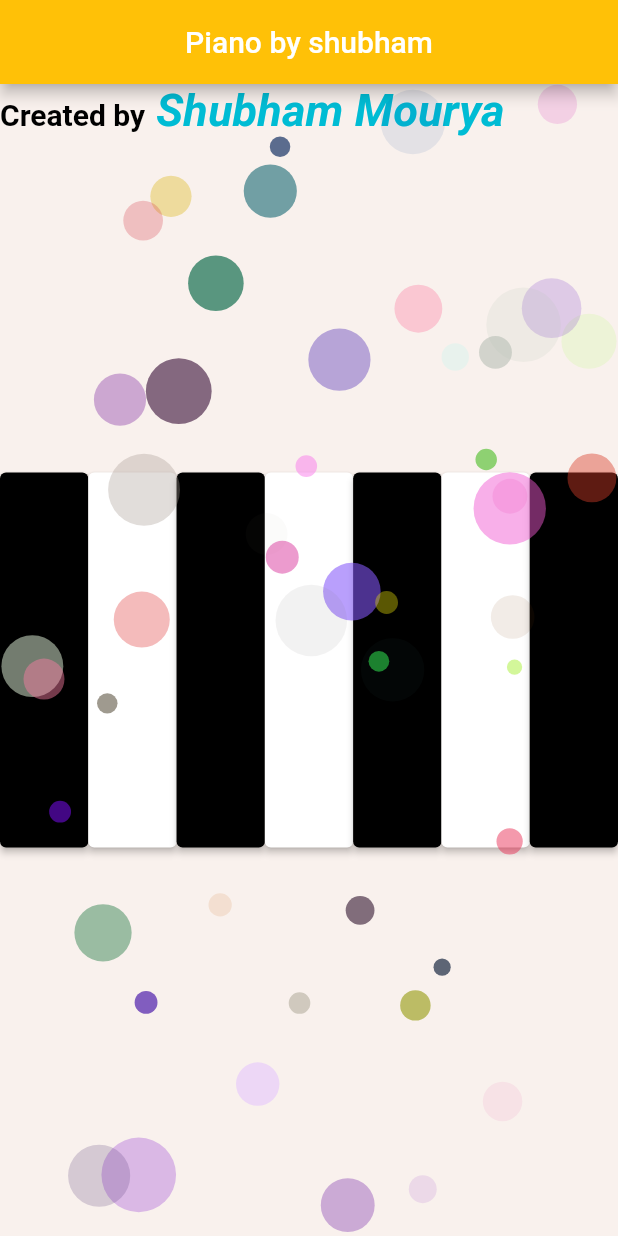
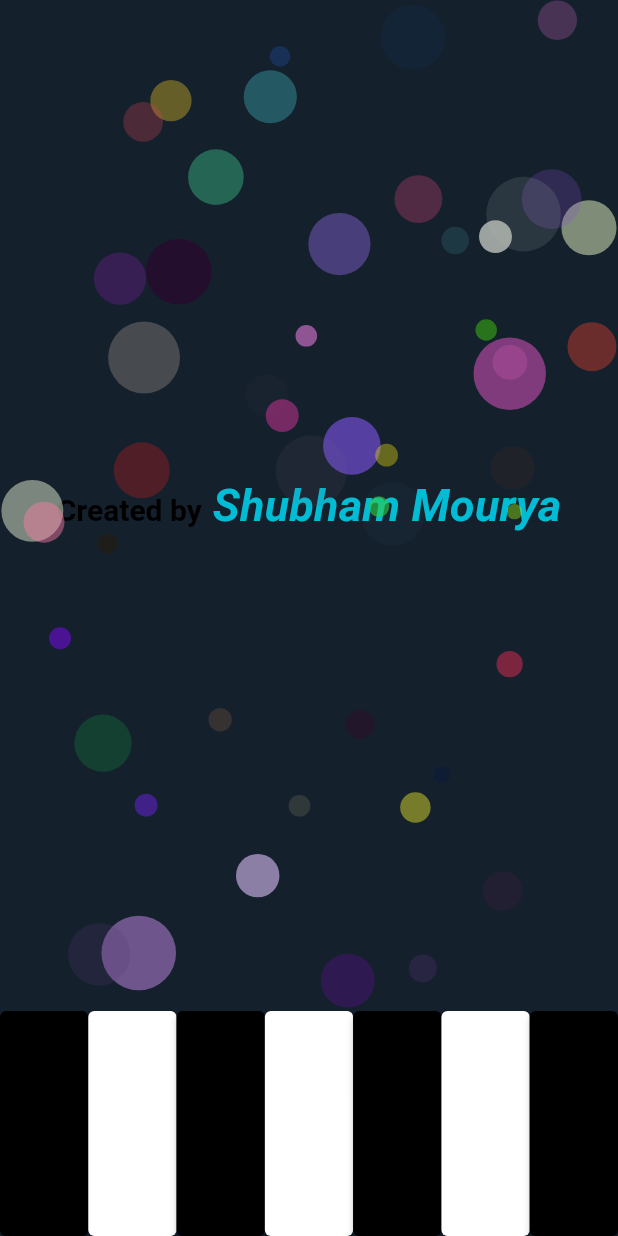
Before and after one commit to shubhamgitvns/Instrument-App, a Flutter app: the screen it shows after launch, on a phone screen of 412 x 824 dp. Run offline on Flutter 3.47's test engine with Material 2 defaults, Android fonts, the phone set to English and light mode, and no system bars; our stand-ins replace audioplayers.

Commit message:
bubble shift in background

```diff
--- a/lib/main.dart
+++ b/lib/main.dart
@@ -1,3 +1,4 @@
+
 import 'dart:math';
 
 import 'package:flutter/material.dart';
@@ -29,14 +30,8 @@ void main() async {
     MaterialApp(
       debugShowCheckedModeBanner: false,
       home: Scaffold(
-        appBar: AppBar(
-          backgroundColor: Colors.amber,
-          title: Text("Piano by shubham"),
-          centerTitle: true,
-        ),
         body: Container(
-
-           color: const Color(0xddd5000),
+          color: const Color(0xFF15202D),
           child: const SizedBox.expand(
             child: VariousDiscs(50),
           ),
@@ -64,196 +59,53 @@ class _VariousDiscsState extends State<VariousDiscs> {
     _makeDiscs();
   }
 
-  void _makeDiscs() async {
-    _discs.clear();
-    for (int i = 0; i < widget.numberOfDiscs; i++) {
-      _discs.add(DiscData());
-    }
-    await Future.delayed(const Duration(seconds: 2));
+  void _makeDiscs() {
     _discs.clear();
     for (int i = 0; i < widget.numberOfDiscs; i++) {
       _discs.add(DiscData());
     }
   }
-
+double buttonheight=150;
   @override
   Widget build(BuildContext context) {
-    return Stack(
-      children: [
-        Row(
-          children:  [
-
-    RichText(
-    text: TextSpan(
-
-      style: DefaultTextStyle.of(context).style,
-      children: const <TextSpan>[
-        TextSpan(text: 'Created by', style: TextStyle(fontWeight: FontWeight.bold,fontSize: 20,color: Colors.black)),
-        TextSpan(text: ' Shubham Mourya',style: TextStyle(fontWeight: FontWeight.bold,fontStyle: FontStyle.italic,fontSize: 30,color: Colors.cyan)),
-
-
-          ],
-        ),
-    ),
-        ]
-        ),
-        Center(
-          child: Row(
+    return Column(
+      mainAxisAlignment: MainAxisAlignment.end,
+        crossAxisAlignment: CrossAxisAlignment.start,
         children: [
       Expanded(
         child: SizedBox(
-                height: 250,
-                child: ElevatedButton(
-                  style:
-                      ElevatedButton.styleFrom(backgroundColor: Colors.black),
-                  onPressed: () {
-                    setState(
-                      () {
-                        _makeDiscs();
-                        // await Future.delayed(Duration(seconds: 2));
-                        //_makeDiscs();
-                      },
-                    );
-                    final player = AudioPlayer();
-                    player.play(AssetSource('note1.wav'));
 
-                    print("Play");
-                  },
-                  child: const Text(
-                    "",
-                    style: TextStyle(color: Colors.teal, fontSize: 20),
+          height: 300,
+          child: Stack(
+            children: [
+
+              Center(
+                child: RichText(
+                  text: TextSpan(
+                    style: DefaultTextStyle.of(context).style,
+                    children: const <TextSpan>[
+                      TextSpan(
+                          text: 'Created by',
+                          style: TextStyle(
+                              fontWeight: FontWeight.bold,
+                              fontSize: 20,
+                              color: Colors.black)),
+                      TextSpan(
+                          text: ' Shubham Mourya',
+                          style: TextStyle(
+                              fontWeight: FontWeight.bold,
+                              fontStyle: FontStyle.italic,
+                              fontSize: 30,
+                              color: Colors.cyan)),
+                    ],
                   ),
-                ),
-              )),
-              Expanded(
-                  child: SizedBox(
-                height: 250,
-                child: ElevatedButton(
-                  style:
-                      ElevatedButton.styleFrom(backgroundColor: Colors.white),
-                  onPressed: () {
-                    setState(() {
-                      _makeDiscs();
-                    });
-                    print("Play");
-                    final player = AudioPlayer();
-                    player.play(AssetSource('note2.wav'));
-                  },
-                  child: const Text(
-                    "",
-                    style: TextStyle(color: Colors.teal, fontSize: 20),
-                  ),
-                ),
-              )),
-              Expanded(
-                  child: SizedBox(
-                height: 250,
-                child: ElevatedButton(
-                  style:
-                      ElevatedButton.styleFrom(backgroundColor: Colors.black),
-                  onPressed: () {
-                    setState(() {
-                      _makeDiscs();
-                    });
-                    print("Play");
-                    final player = AudioPlayer();
-                    player.play(AssetSource('note3.wav'));
-                  },
-                  child: const Text(
-                    "",
-                    style: TextStyle(color: Colors.teal, fontSize: 20),
-                  ),
-                ),
-              )),
-              Expanded(
-                  child: SizedBox(
-                height: 250,
-                child: ElevatedButton(
-                  style:
-                      ElevatedButton.styleFrom(backgroundColor: Colors.white),
-                  onPressed: () {
-                    setState(() {
-                      _makeDiscs();
-                    });
-                    print("Play");
-                    final player = AudioPlayer();
-                    player.play(AssetSource('note4.wav'));
-                  },
-                  child: const Text(
-                    "",
-                    style: TextStyle(color: Colors.teal, fontSize: 20),
-                  ),
-                ),
-              )),
-              Expanded(
-                  child: SizedBox(
-                height: 250,
-                child: ElevatedButton(
-                  style:
-                      ElevatedButton.styleFrom(backgroundColor: Colors.black),
-                  onPressed: () {
-                    setState(() {
-                      _makeDiscs();
-                    });
-                    print("Play");
-                    final player = AudioPlayer();
-                    player.play(AssetSource('note5.wav'));
-                  },
-                  child: const Text(
-                    "",
-                    style: TextStyle(color: Colors.teal, fontSize: 20),
-                  ),
-                ),
-              )),
-              Expanded(
-                  child: SizedBox(
-                height: 250,
-                child: ElevatedButton(
-                  style:
-                      ElevatedButton.styleFrom(backgroundColor: Colors.white),
-                  onPressed: () {
-                    setState(() {
-                      _makeDiscs();
-                    });
-                    print("Play");
-                    final player = AudioPlayer();
-                    player.play(AssetSource('note6.wav'));
-                  },
-                  child: const Text(
-                    "",
-                    style: TextStyle(color: Colors.teal, fontSize: 20),
-                  ),
-                ),
-              )),
-              Expanded(
-                  child: SizedBox(
-                height: 250,
-                child: ElevatedButton(
-                  style:
-                      ElevatedButton.styleFrom(backgroundColor: Colors.black),
-                  onPressed: () {
-                    setState(() {
-                      _makeDiscs();
-                    });
-                    print("Play");
-                    final player = AudioPlayer();
-                    player.play(AssetSource('note7.wav'));
-                  },
-                  child: const Text(
-                    "",
-                    style: TextStyle(color: Colors.teal, fontSize: 20),
-                  ),
-                ),
-              ))
-            ],
                 ),
               ),
               GestureDetector(
                 onTap: () => setState(() {
                   _makeDiscs();
                 }),
-          child: Stack(
-            children: [
+                child: Stack(children: [
                   for (final disc in _discs)
                     Positioned.fill(
                       child: AnimatedAlign(
@@ -271,10 +123,200 @@ class _VariousDiscsState extends State<VariousDiscs> {
                         ),
                       ),
                     ),
+                ]),
+              ),
             ],
           ),
         ),
+      ),
+      Column(
+        children: [
+          Row(
+            children: [
+              Expanded(
+
+                child: SizedBox(
+                  height: buttonheight,
+                  child: ElevatedButton(
+                    style:
+                        ElevatedButton.styleFrom(backgroundColor: Colors.black),
+                    onPressed: () {
+                      setState(
+                        () {
+                          _makeDiscs();
+                        },
+                      );
+                      final player = AudioPlayer();
+                      player.play(AssetSource('note1.wav'));
+                      print("Play");
+                    },
+                    child: const Text(
+                      "",
+                      style: TextStyle(color: Colors.teal, fontSize: 20),
+                    ),
+                  ),
+                ),
+              ),
+              Expanded(
+                child: SizedBox(
+                  height: buttonheight,
+                  child: ElevatedButton(
+                    style:
+                        ElevatedButton.styleFrom(backgroundColor: Colors.white),
+                    onPressed: () {
+                      setState(
+                        () {
+                          _makeDiscs();
+                          // await Future.delayed(Duration(seconds: 2));
+                          //_makeDiscs();
+                        },
+                      );
+                      final player = AudioPlayer();
+                      player.play(AssetSource('note2.wav'));
+
+                      print("Play");
+                    },
+                    child: const Text(
+                      "",
+                      style: TextStyle(color: Colors.teal, fontSize: 20),
+                    ),
+                  ),
+                ),
+              ),
+              Expanded(
+                child: SizedBox(
+                  height: buttonheight,
+                  child: ElevatedButton(
+                    style:
+                        ElevatedButton.styleFrom(backgroundColor: Colors.black),
+                    onPressed: () {
+                      setState(
+                        () {
+                          _makeDiscs();
+                          // await Future.delayed(Duration(seconds: 2));
+                          //_makeDiscs();
+                        },
+                      );
+                      final player = AudioPlayer();
+                      player.play(AssetSource('note3.wav'));
+
+                      print("Play");
+                    },
+                    child: const Text(
+                      "",
+                      style: TextStyle(color: Colors.teal, fontSize: 20),
+                    ),
+                  ),
+                ),
+              ),
+              Expanded(
+                child: SizedBox(
+                  height: buttonheight,
+                  child: ElevatedButton(
+                    style:
+                        ElevatedButton.styleFrom(backgroundColor: Colors.white),
+                    onPressed: () {
+                      setState(
+                        () {
+                          _makeDiscs();
+                          // await Future.delayed(Duration(seconds: 2));
+                          //_makeDiscs();
+                        },
+                      );
+                      final player = AudioPlayer();
+                      player.play(AssetSource('note4.wav'));
+
+                      print("Play");
+                    },
+                    child: const Text(
+                      "",
+                      style: TextStyle(color: Colors.teal, fontSize: 20),
+                    ),
+                  ),
+                ),
+              ),
+              Expanded(
+                child: SizedBox(
+                  height: buttonheight,
+                  child: ElevatedButton(
+                    style:
+                        ElevatedButton.styleFrom(backgroundColor: Colors.black),
+                    onPressed: () {
+                      setState(
+                        () {
+                          _makeDiscs();
+                          // await Future.delayed(Duration(seconds: 2));
+                          //_makeDiscs();
+                        },
+                      );
+                      final player = AudioPlayer();
+                      player.play(AssetSource('note5.wav'));
+
+                      print("Play");
+                    },
+                    child: const Text(
+                      "",
+                      style: TextStyle(color: Colors.teal, fontSize: 20),
+                    ),
+                  ),
+                ),
+              ),
+              Expanded(
+                child: SizedBox(
+                  height: buttonheight,
+                  child: ElevatedButton(
+                    style:
+                        ElevatedButton.styleFrom(backgroundColor: Colors.white),
+                    onPressed: () {
+                      setState(
+                        () {
+                          _makeDiscs();
+                          // await Future.delayed(Duration(seconds: 2));
+                          //_makeDiscs();
+                        },
+                      );
+                      final player = AudioPlayer();
+                      player.play(AssetSource('note6.wav'));
+
+                      print("Play");
+                    },
+                    child: const Text(
+                      "",
+                      style: TextStyle(color: Colors.teal, fontSize: 20),
+                    ),
+                  ),
+                ),
+              ),
+              Expanded(
+                child: SizedBox(
+                  height: buttonheight,
+                  child: ElevatedButton(
+                    style:
+                        ElevatedButton.styleFrom(backgroundColor: Colors.black),
+                    onPressed: () {
+                      setState(
+                        () {
+                          _makeDiscs();
+                          // await Future.delayed(Duration(seconds: 2));
+                          //_makeDiscs();
+                        },
+                      );
+                      final player = AudioPlayer();
+                      player.play(AssetSource('note7.wav'));
+
+                      print("Play");
+                    },
+                    child: const Text(
+                      "",
+                      style: TextStyle(color: Colors.teal, fontSize: 20),
+                    ),
+                  ),
+                ),
+              ),
             ],
-    );
+          )
+        ],
+      )
+    ]);
   }
 }
```
Lines whose indentation alone changed are shown as unchanged.
